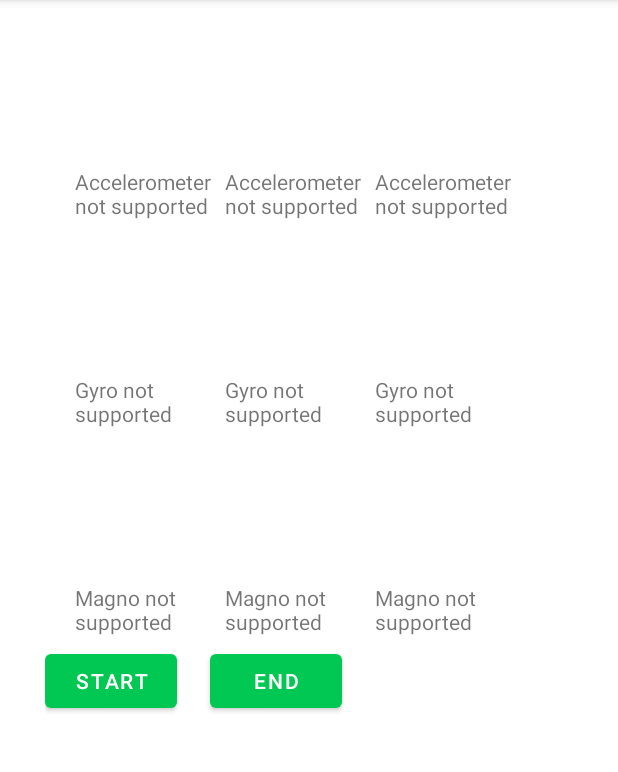
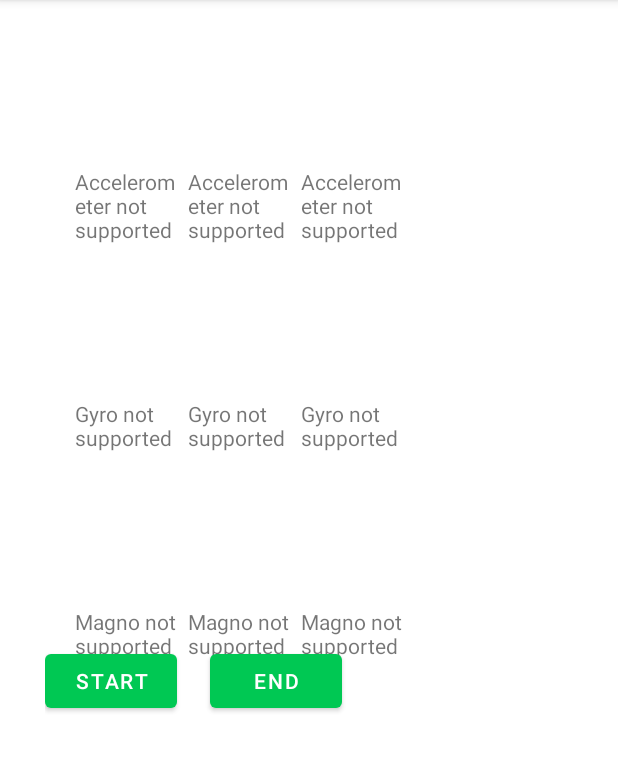
Before and after one commit to Featuredutka/AndroidLogger, an Android app: the screen it shows after launch (MainActivity), on a phone screen of 412 x 824 dp, the part 84-856 px from its top. Run offline under Robolectric (Android 15) with nearby library versions, the phone set to English and light mode, and no system bars.

Commit message:
Minor interface updates

```diff
--- a/MyApplication/app/src/main/res/layout/activity_main.xml
+++ b/MyApplication/app/src/main/res/layout/activity_main.xml
@@ -8,23 +8,26 @@
     tools:context="com.example.myapplication.MainActivity">
 
     <LinearLayout
+        android:id="@+id/firstLayout"
         android:layout_width="wrap_content"
         android:layout_height="wrap_content"
         android:orientation="horizontal"
-        android:padding="20sp"
-        android:id="@+id/firstLayout">
+        android:padding="20sp">
+
         <TextView
-            android:layout_width="100sp"
-            android:layout_height="wrap_content"
-            android:id="@+id/xlValue" />
+            android:id="@+id/xlValue"
+            android:layout_width="75sp"
+            android:layout_height="wrap_content" />
+
         <TextView
-            android:layout_width="100sp"
-            android:layout_height="wrap_content"
-            android:id="@+id/ylValue" />
+            android:id="@+id/ylValue"
+            android:layout_width="75sp"
+            android:layout_height="wrap_content" />
+
         <TextView
-            android:layout_width="100sp"
-            android:layout_height="wrap_content"
-            android:id="@+id/zlValue" />
+            android:id="@+id/zlValue"
+            android:layout_width="75sp"
+            android:layout_height="wrap_content" />
     </LinearLayout>
 
     <LinearLayout
@@ -37,15 +40,15 @@
         android:padding="20sp">
         <TextView
             android:id="@+id/xValue"
-            android:layout_width="100sp"
+            android:layout_width="75sp"
             android:layout_height="wrap_content" />
         <TextView
             android:id="@+id/yValue"
-            android:layout_width="100sp"
+            android:layout_width="75sp"
             android:layout_height="wrap_content" />
         <TextView
             android:id="@+id/zValue"
-            android:layout_width="100sp"
+            android:layout_width="75sp"
             android:layout_height="wrap_content" />
     </LinearLayout>
 
@@ -59,15 +62,15 @@
         android:padding="20sp">
         <TextView
             android:id="@+id/xlGyroValue"
-            android:layout_width="100sp"
+            android:layout_width="75sp"
             android:layout_height="wrap_content" />
         <TextView
             android:id="@+id/ylGyroValue"
-            android:layout_width="100sp"
+            android:layout_width="75sp"
             android:layout_height="wrap_content" />
         <TextView
             android:id="@+id/zlGyroValue"
-            android:layout_width="100sp"
+            android:layout_width="75sp"
             android:layout_height="wrap_content" />
     </LinearLayout>
 
@@ -81,15 +84,15 @@
         android:padding="20sp">
         <TextView
             android:id="@+id/xGyroValue"
-            android:layout_width="100sp"
+            android:layout_width="75sp"
             android:layout_height="wrap_content" />
         <TextView
             android:id="@+id/yGyroValue"
-            android:layout_width="100sp"
+            android:layout_width="75sp"
             android:layout_height="wrap_content" />
         <TextView
             android:id="@+id/zGyroValue"
-            android:layout_width="100sp"
+            android:layout_width="75sp"
             android:layout_height="wrap_content" />
     </LinearLayout>
 
@@ -103,15 +106,15 @@
         android:padding="20sp">
         <TextView
             android:id="@+id/xlMagnoValue"
-            android:layout_width="100sp"
+            android:layout_width="75sp"
             android:layout_height="wrap_content" />
         <TextView
             android:id="@+id/ylMagnoValue"
-            android:layout_width="100sp"
+            android:layout_width="75sp"
             android:layout_height="wrap_content" />
         <TextView
             android:id="@+id/zlMagnoValue"
-            android:layout_width="100sp"
+            android:layout_width="75sp"
             android:layout_height="wrap_content" />
     </LinearLayout>
 
@@ -125,15 +128,15 @@
         android:padding="20sp">
         <TextView
             android:id="@+id/xMagnoValue"
-            android:layout_width="100sp"
+            android:layout_width="75sp"
             android:layout_height="wrap_content" />
         <TextView
             android:id="@+id/yMagnoValue"
-            android:layout_width="100sp"
+            android:layout_width="75sp"
             android:layout_height="wrap_content" />
         <TextView
             android:id="@+id/zMagnoValue"
-            android:layout_width="100sp"
+            android:layout_width="75sp"
             android:layout_height="wrap_content" />
     </LinearLayout>
 
```
Also changed, not shown: MyApplication/app/src/main/java/com/example/myapplication/MainActivity.java (+12 -12 lines).
